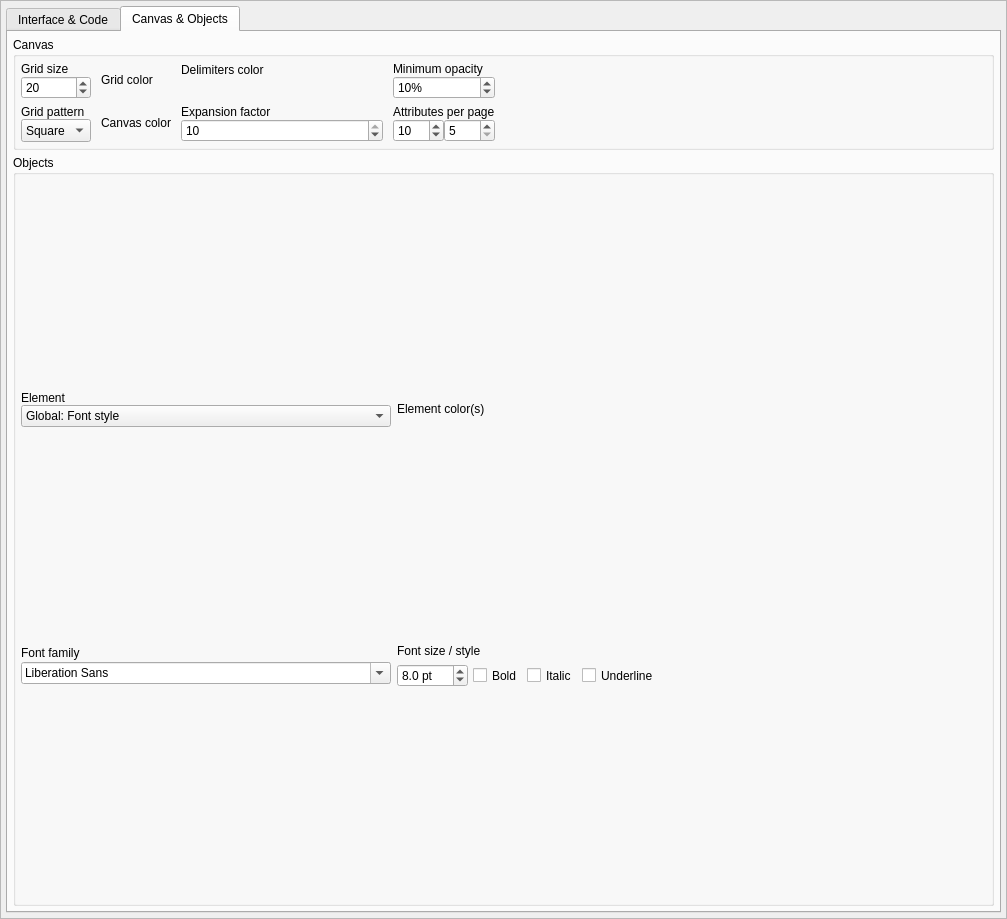
The window that libs/libgui/ui/settings/appearanceconfigwidget.ui (nullptrlabs/pgmodeler) describes before a commit, drawn with Qt 5.
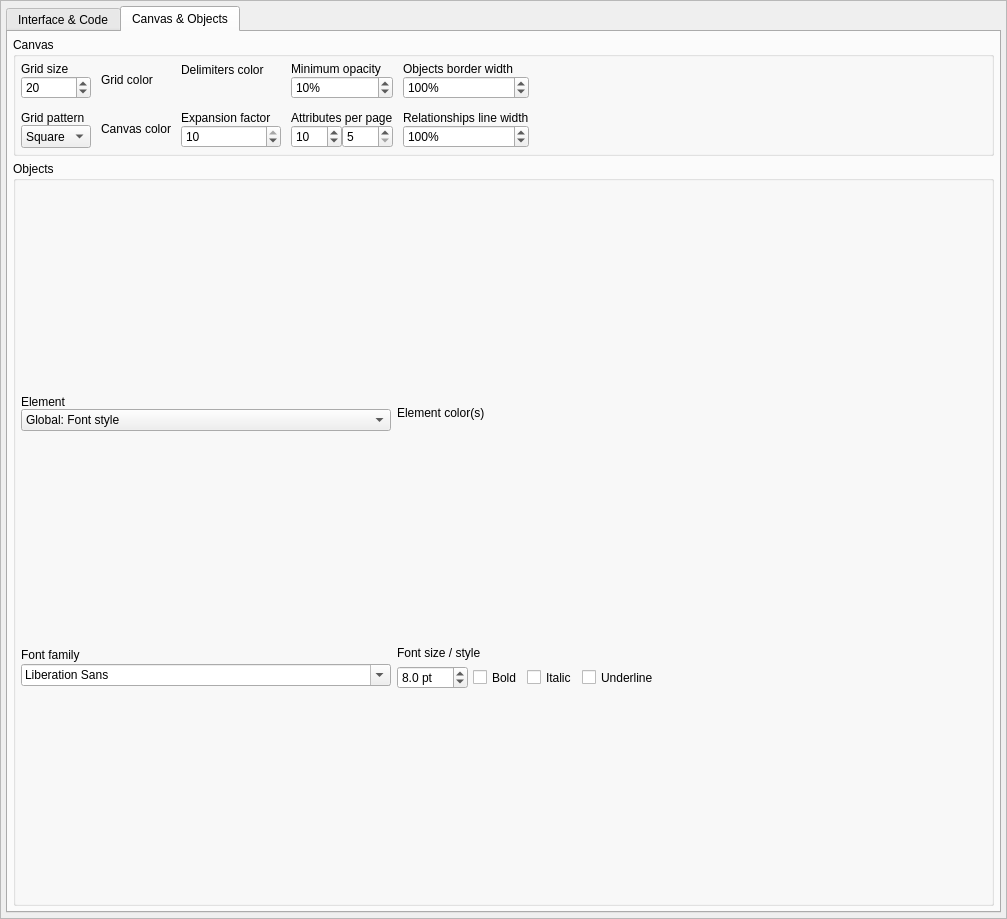
The same window after the commit. The open tabs and pages were chosen to show the change. Icons and pictures are not drawn.

Commit message: Added the border width percentage settings for objects and relationships

Diff of the .ui file:
```diff
--- a/libs/libgui/ui/settings/appearanceconfigwidget.ui
+++ b/libs/libgui/ui/settings/appearanceconfigwidget.ui
@@ -725,6 +725,220 @@
              <property name="horizontalSpacing">
               <number>10</number>
              </property>
+             <item row="0" column="2">
+              <layout class="QVBoxLayout" name="verticalLayout_17">
+               <item>
+                <widget class="QLabel" name="delimiters_color_lbl">
+                 <property name="sizePolicy">
+                  <sizepolicy hsizetype="Fixed" vsizetype="Fixed">
+                   <horstretch>0</horstretch>
+                   <verstretch>0</verstretch>
+                  </sizepolicy>
+                 </property>
+                 <property name="statusTip">
+                  <string/>
+                 </property>
+                 <property name="text">
+                  <string>Delimiters color</string>
+                 </property>
+                </widget>
+               </item>
+               <item>
+                <layout class="QHBoxLayout" name="delimiters_color_lt">
+                 <property name="leftMargin">
+                  <number>0</number>
+                 </property>
+                 <item>
+                  <spacer name="horizontalSpacer_3">
+                   <property name="orientation">
+                    <enum>Qt::Orientation::Horizontal</enum>
+                   </property>
+                   <property name="sizeHint" stdset="0">
+                    <size>
+                     <width>40</width>
+                     <height>20</height>
+                    </size>
+                   </property>
+                  </spacer>
+                 </item>
+                </layout>
+               </item>
+              </layout>
+             </item>
+             <item row="2" column="2">
+              <layout class="QVBoxLayout" name="verticalLayout_15">
+               <item>
+                <widget class="QLabel" name="expansion_factor_lbl">
+                 <property name="sizePolicy">
+                  <sizepolicy hsizetype="Preferred" vsizetype="Fixed">
+                   <horstretch>0</horstretch>
+                   <verstretch>0</verstretch>
+                  </sizepolicy>
+                 </property>
+                 <property name="text">
+                  <string>Expansion factor</string>
+                 </property>
+                 <property name="margin">
+                  <number>0</number>
+                 </property>
+                </widget>
+               </item>
+               <item>
+                <layout class="QHBoxLayout" name="horizontalLayout">
+                 <property name="bottomMargin">
+                  <number>0</number>
+                 </property>
+                 <item>
+                  <widget class="QSpinBox" name="expansion_factor_spb">
+                   <property name="sizePolicy">
+                    <sizepolicy hsizetype="Preferred" vsizetype="Preferred">
+                     <horstretch>0</horstretch>
+                     <verstretch>0</verstretch>
+                    </sizepolicy>
+                   </property>
+                   <property name="minimumSize">
+                    <size>
+                     <width>100</width>
+                     <height>0</height>
+                    </size>
+                   </property>
+                   <property name="toolTip">
+                    <string>&lt;p&gt;The expansion factor is the number of times the current page dimension (width and height) is used to expand the canvas geometry to a certain direction (top, left, bottom, or right). The page dimension can be adjusted in the printing options.&lt;/p&gt;</string>
+                   </property>
+                   <property name="statusTip">
+                    <string/>
+                   </property>
+                   <property name="minimum">
+                    <number>1</number>
+                   </property>
+                   <property name="maximum">
+                    <number>10</number>
+                   </property>
+                   <property name="singleStep">
+                    <number>1</number>
+                   </property>
+                   <property name="value">
+                    <number>10</number>
+                   </property>
+                  </widget>
+                 </item>
+                </layout>
+               </item>
+              </layout>
+             </item>
+             <item row="0" column="1">
+              <layout class="QVBoxLayout" name="verticalLayout_11">
+               <item>
+                <widget class="QLabel" name="grid_line_color_lbl">
+                 <property name="sizePolicy">
+                  <sizepolicy hsizetype="Preferred" vsizetype="Fixed">
+                   <horstretch>0</horstretch>
+                   <verstretch>0</verstretch>
+                  </sizepolicy>
+                 </property>
+                 <property name="statusTip">
+                  <string/>
+                 </property>
+                 <property name="text">
+                  <string>Grid color</string>
+                 </property>
+                </widget>
+               </item>
+               <item>
+                <layout class="QHBoxLayout" name="grid_color_lt"/>
+               </item>
+              </layout>
+             </item>
+             <item row="2" column="4">
+              <layout class="QVBoxLayout" name="rel_border_width_lt">
+               <item>
+                <widget class="QLabel" name="rel_border_width_lbl">
+                 <property name="sizePolicy">
+                  <sizepolicy hsizetype="Preferred" vsizetype="Fixed">
+                   <horstretch>0</horstretch>
+                   <verstretch>0</verstretch>
+                  </sizepolicy>
+                 </property>
+                 <property name="text">
+                  <string>Relationships line width</string>
+                 </property>
+                </widget>
+               </item>
+               <item>
+                <widget class="QSpinBox" name="rel_border_width_spb">
+                 <property name="sizePolicy">
+                  <sizepolicy hsizetype="Preferred" vsizetype="Preferred">
+                   <horstretch>0</horstretch>
+                   <verstretch>0</verstretch>
+                  </sizepolicy>
+                 </property>
+                 <property name="minimumSize">
+                  <size>
+                   <width>100</width>
+                   <height>0</height>
+                  </size>
+                 </property>
+                 <property name="toolTip">
+                  <string>&lt;p&gt;Defines the width of the relationships lines as a percentage of the default width.&lt;/p&gt;</string>
+                 </property>
+                 <property name="suffix">
+                  <string>%</string>
+                 </property>
+                 <property name="minimum">
+                  <number>50</number>
+                 </property>
+                 <property name="maximum">
+                  <number>300</number>
+                 </property>
+                 <property name="singleStep">
+                  <number>10</number>
+                 </property>
+                 <property name="value">
+                  <number>100</number>
+                 </property>
+                </widget>
+               </item>
+              </layout>
+             </item>
+             <item row="2" column="1">
+              <layout class="QVBoxLayout" name="verticalLayout_14">
+               <item>
+                <widget class="QLabel" name="canvas_color">
+                 <property name="sizePolicy">
+                  <sizepolicy hsizetype="Fixed" vsizetype="Fixed">
+                   <horstretch>0</horstretch>
+                   <verstretch>0</verstretch>
+                  </sizepolicy>
+                 </property>
+                 <property name="statusTip">
+                  <string/>
+                 </property>
+                 <property name="text">
+                  <string>Canvas color</string>
+                 </property>
+                 <property name="indent">
+                  <number>0</number>
+                 </property>
+                </widget>
+               </item>
+               <item>
+                <layout class="QHBoxLayout" name="canvas_color_lt"/>
+               </item>
+              </layout>
+             </item>
+             <item row="0" column="5" rowspan="3">
+              <spacer name="horizontalSpacer_10">
+               <property name="orientation">
+                <enum>Qt::Orientation::Horizontal</enum>
+               </property>
+               <property name="sizeHint" stdset="0">
+                <size>
+                 <width>491</width>
+                 <height>20</height>
+                </size>
+               </property>
+              </spacer>
+             </item>
              <item row="0" column="3">
               <layout class="QVBoxLayout" name="verticalLayout_12">
                <item>
@@ -831,7 +1045,7 @@
                </item>
               </layout>
              </item>
-             <item row="1" column="0">
+             <item row="2" column="0">
               <layout class="QVBoxLayout" name="verticalLayout_13">
                <item>
                 <widget class="QLabel" name="grid_pattern_lbl">
@@ -871,170 +1085,7 @@
                </item>
               </layout>
              </item>
-             <item row="1" column="1">
-              <layout class="QVBoxLayout" name="verticalLayout_14">
-               <item>
-                <widget class="QLabel" name="canvas_color">
-                 <property name="sizePolicy">
-                  <sizepolicy hsizetype="Fixed" vsizetype="Fixed">
-                   <horstretch>0</horstretch>
-                   <verstretch>0</verstretch>
-                  </sizepolicy>
-                 </property>
-                 <property name="statusTip">
-                  <string/>
-                 </property>
-                 <property name="text">
-                  <string>Canvas color</string>
-                 </property>
-                 <property name="indent">
-                  <number>0</number>
-                 </property>
-                </widget>
-               </item>
-               <item>
-                <layout class="QHBoxLayout" name="canvas_color_lt"/>
-               </item>
-              </layout>
-             </item>
-             <item row="0" column="5" rowspan="2">
-              <spacer name="horizontalSpacer_10">
-               <property name="orientation">
-                <enum>Qt::Orientation::Horizontal</enum>
-               </property>
-               <property name="sizeHint" stdset="0">
-                <size>
-                 <width>491</width>
-                 <height>20</height>
-                </size>
-               </property>
-              </spacer>
-             </item>
-             <item row="0" column="1">
-              <layout class="QVBoxLayout" name="verticalLayout_11">
-               <item>
-                <widget class="QLabel" name="grid_line_color_lbl">
-                 <property name="sizePolicy">
-                  <sizepolicy hsizetype="Preferred" vsizetype="Fixed">
-                   <horstretch>0</horstretch>
-                   <verstretch>0</verstretch>
-                  </sizepolicy>
-                 </property>
-                 <property name="statusTip">
-                  <string/>
-                 </property>
-                 <property name="text">
-                  <string>Grid color</string>
-                 </property>
-                </widget>
-               </item>
-               <item>
-                <layout class="QHBoxLayout" name="grid_color_lt"/>
-               </item>
-              </layout>
-             </item>
-             <item row="1" column="2">
-              <layout class="QVBoxLayout" name="verticalLayout_15">
-               <item>
-                <widget class="QLabel" name="expansion_factor_lbl">
-                 <property name="sizePolicy">
-                  <sizepolicy hsizetype="Preferred" vsizetype="Fixed">
-                   <horstretch>0</horstretch>
-                   <verstretch>0</verstretch>
-                  </sizepolicy>
-                 </property>
-                 <property name="text">
-                  <string>Expansion factor</string>
-                 </property>
-                 <property name="margin">
-                  <number>0</number>
-                 </property>
-                </widget>
-               </item>
-               <item>
-                <layout class="QHBoxLayout" name="horizontalLayout">
-                 <property name="bottomMargin">
-                  <number>0</number>
-                 </property>
-                 <item>
-                  <widget class="QSpinBox" name="expansion_factor_spb">
-                   <property name="sizePolicy">
-                    <sizepolicy hsizetype="Preferred" vsizetype="Preferred">
-                     <horstretch>0</horstretch>
-                     <verstretch>0</verstretch>
-                    </sizepolicy>
-                   </property>
-                   <property name="minimumSize">
-                    <size>
-                     <width>100</width>
-                     <height>0</height>
-                    </size>
-                   </property>
-                   <property name="toolTip">
-                    <string>&lt;p&gt;The expansion factor is the number of times the current page dimension (width and height) is used to expand the canvas geometry to a certain direction (top, left, bottom, or right). The page dimension can be adjusted in the printing options.&lt;/p&gt;</string>
-                   </property>
-                   <property name="statusTip">
-                    <string/>
-                   </property>
-                   <property name="minimum">
-                    <number>1</number>
-                   </property>
-                   <property name="maximum">
-                    <number>10</number>
-                   </property>
-                   <property name="singleStep">
-                    <number>1</number>
-                   </property>
-                   <property name="value">
-                    <number>10</number>
-                   </property>
-                  </widget>
-                 </item>
-                </layout>
-               </item>
-              </layout>
-             </item>
-             <item row="0" column="2">
-              <layout class="QVBoxLayout" name="verticalLayout_17">
-               <item>
-                <widget class="QLabel" name="delimiters_color_lbl">
-                 <property name="sizePolicy">
-                  <sizepolicy hsizetype="Fixed" vsizetype="Fixed">
-                   <horstretch>0</horstretch>
-                   <verstretch>0</verstretch>
-                  </sizepolicy>
-                 </property>
-                 <property name="statusTip">
-                  <string/>
-                 </property>
-                 <property name="text">
-                  <string>Delimiters color</string>
-                 </property>
-                </widget>
-               </item>
-               <item>
-                <layout class="QHBoxLayout" name="delimiters_color_lt">
-                 <property name="leftMargin">
-                  <number>0</number>
-                 </property>
-                 <item>
-                  <spacer name="horizontalSpacer_3">
-                   <property name="orientation">
-                    <enum>Qt::Orientation::Horizontal</enum>
-                   </property>
-                   <property name="sizeHint" stdset="0">
-                    <size>
-                     <width>40</width>
-                     <height>20</height>
-                    </size>
-                   </property>
-                  </spacer>
-                 </item>
-                </layout>
-               </item>
-              </layout>
-             </item>
-             <item row="1" column="3">
+             <item row="2" column="3">
               <layout class="QVBoxLayout" name="verticalLayout_18">
                <item>
                 <widget class="QLabel" name="attributes_per_page_lbl">
@@ -1123,6 +1174,57 @@
                </item>
               </layout>
              </item>
+             <item row="0" column="4">
+              <layout class="QVBoxLayout" name="obj_border_width_lt">
+               <item>
+                <widget class="QLabel" name="obj_border_width_lbl">
+                 <property name="sizePolicy">
+                  <sizepolicy hsizetype="Preferred" vsizetype="Fixed">
+                   <horstretch>0</horstretch>
+                   <verstretch>0</verstretch>
+                  </sizepolicy>
+                 </property>
+                 <property name="text">
+                  <string>Objects border width</string>
+                 </property>
+                </widget>
+               </item>
+               <item>
+                <widget class="QSpinBox" name="obj_border_width_spb">
+                 <property name="sizePolicy">
+                  <sizepolicy hsizetype="Preferred" vsizetype="Preferred">
+                   <horstretch>0</horstretch>
+                   <verstretch>0</verstretch>
+                  </sizepolicy>
+                 </property>
+                 <property name="minimumSize">
+                  <size>
+                   <width>100</width>
+                   <height>0</height>
+                  </size>
+                 </property>
+                 <property name="toolTip">
+                  <string>&lt;p&gt;Defines the width of the borders of the objects (except relationships) as a percentage of the default width. The attribute toggler buttons and the descriptors of the table items (columns, constraints, etc) are not affected.&lt;/p&gt;</string>
+                 </property>
+                 <property name="suffix">
+                  <string>%</string>
+                 </property>
+                 <property name="minimum">
+                  <number>50</number>
+                 </property>
+                 <property name="maximum">
+                  <number>300</number>
+                 </property>
+                 <property name="singleStep">
+                  <number>10</number>
+                 </property>
+                 <property name="value">
+                  <number>100</number>
+                 </property>
+                </widget>
+               </item>
+              </layout>
+             </item>
             </layout>
            </widget>
           </item>
```
The commit also changes 18 other files.
